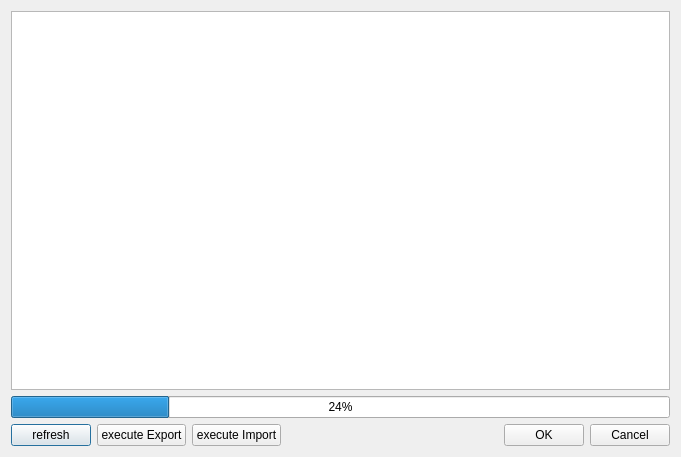
First picture: the form in ui/maindialog.ui, repository shoderico/AccessCvs, before the edit.
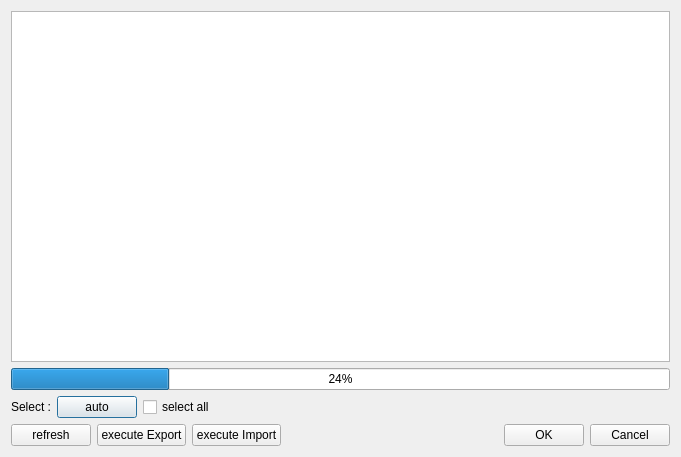
Second picture: the form after the edit.

Commit message: add controls to control selection

Patch:
```diff
--- a/ui/maindialog.ui
+++ b/ui/maindialog.ui
@@ -29,6 +29,44 @@
        </property>
       </widget>
      </item>
+     <item>
+      <layout class="QHBoxLayout" name="horizontalLayout_3">
+       <item>
+        <widget class="QLabel" name="label">
+         <property name="text">
+          <string>Select :</string>
+         </property>
+        </widget>
+       </item>
+       <item>
+        <widget class="QPushButton" name="selectAutoButton">
+         <property name="text">
+          <string>auto</string>
+         </property>
+        </widget>
+       </item>
+       <item>
+        <widget class="QCheckBox" name="selectAllcheckBox">
+         <property name="text">
+          <string>select all</string>
+         </property>
+        </widget>
+       </item>
+       <item>
+        <spacer name="horizontalSpacer_2">
+         <property name="orientation">
+          <enum>Qt::Horizontal</enum>
+         </property>
+         <property name="sizeHint" stdset="0">
+          <size>
+           <width>40</width>
+           <height>20</height>
+          </size>
+         </property>
+        </spacer>
+       </item>
+      </layout>
+     </item>
      <item>
       <layout class="QHBoxLayout" name="horizontalLayout">
        <item>
```
The commit also changes 2 other files.
